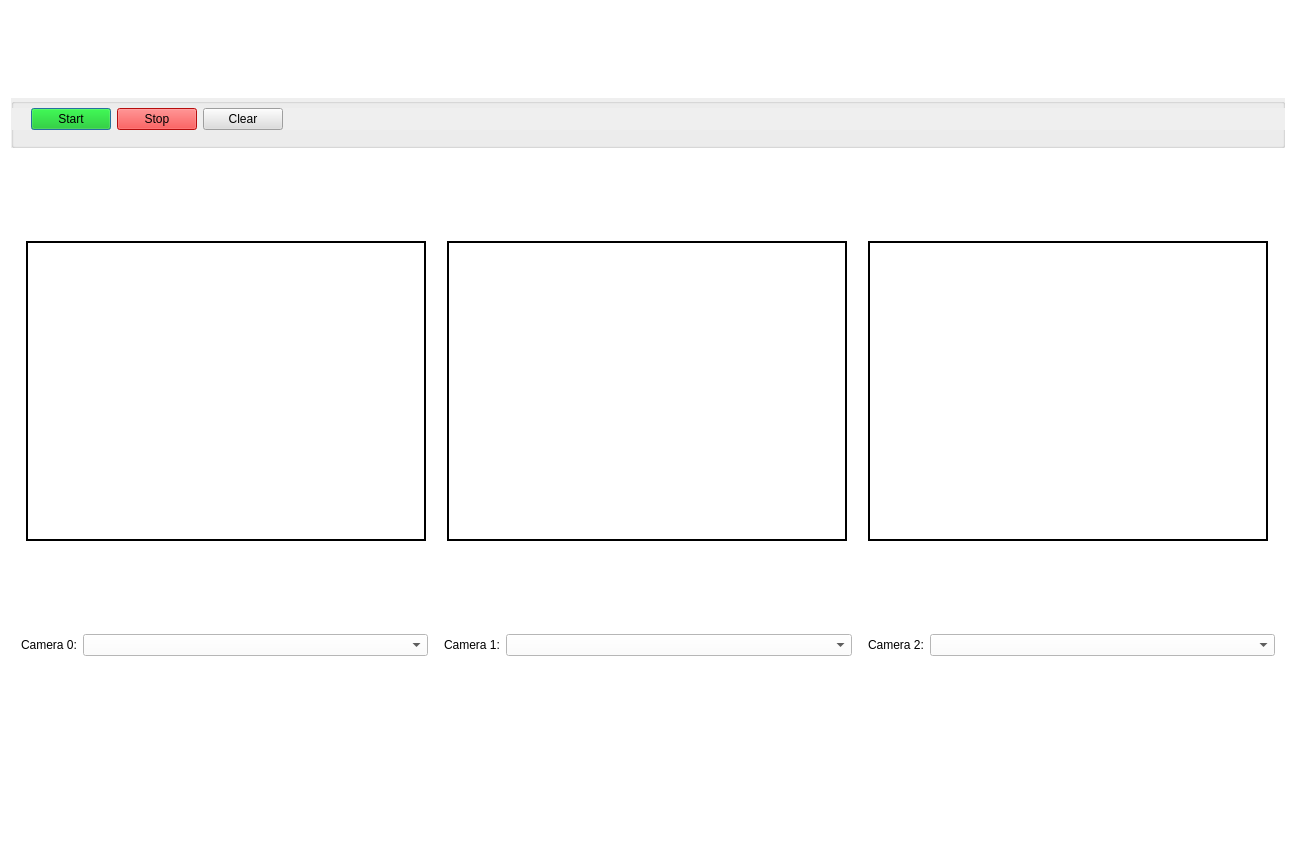
Old version of the form GUI.ui in the repository ItsJustRey/Object-Localization.
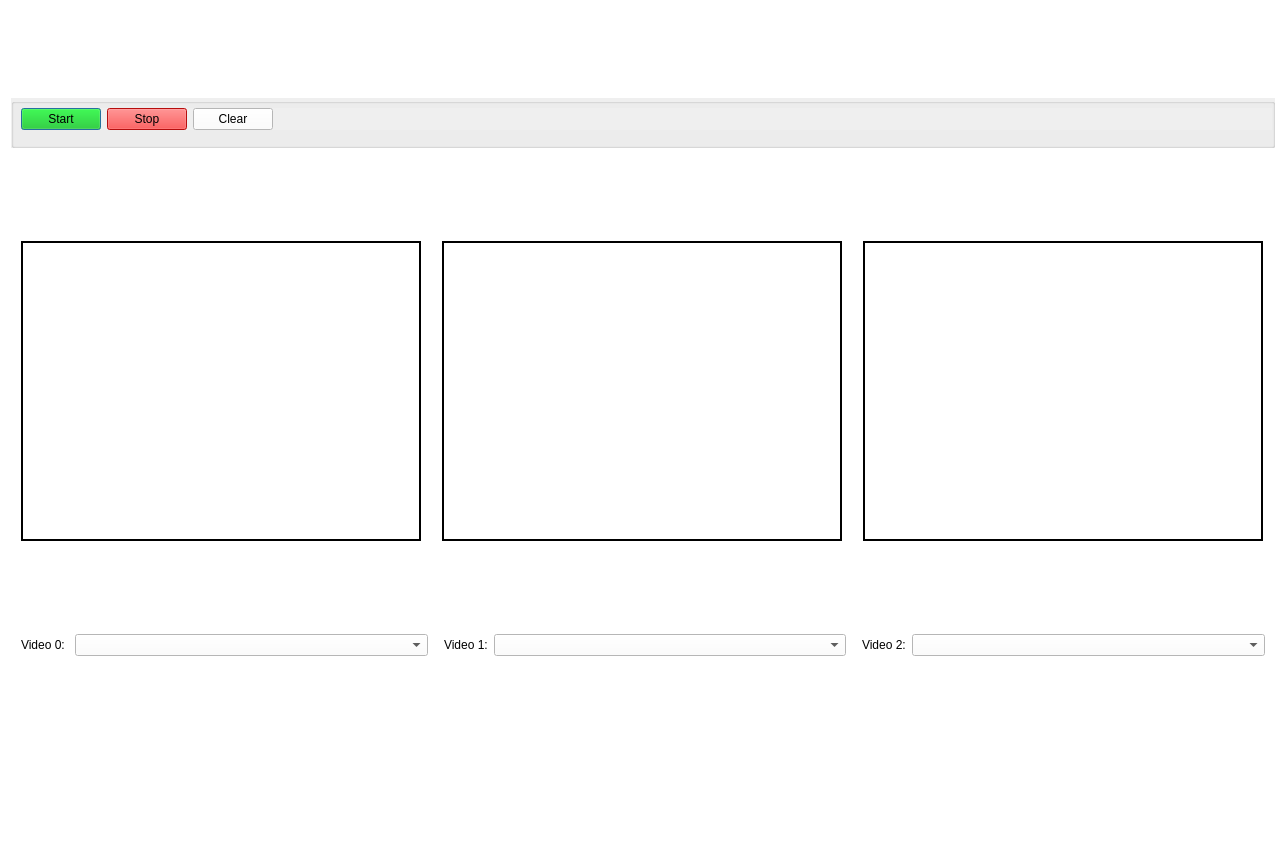
New version of the form.

Commit message: Camera selection pt2

```diff
--- a/GUI.ui
+++ b/GUI.ui
@@ -9,7 +9,7 @@
    <rect>
     <x>0</x>
     <y>0</y>
-    <width>1296</width>
+    <width>1286</width>
     <height>857</height>
    </rect>
   </property>
@@ -58,9 +58,9 @@
      <widget class="QWidget" name="layoutWidget">
       <property name="geometry">
        <rect>
-        <x>0</x>
+        <x>10</x>
         <y>10</y>
-        <width>1291</width>
+        <width>1251</width>
         <height>32</height>
        </rect>
       </property>
@@ -68,22 +68,6 @@
        <property name="sizeConstraint">
         <enum>QLayout::SetMaximumSize</enum>
        </property>
-       <item>
-        <spacer name="horizontalSpacer_6">
-         <property name="orientation">
-          <enum>Qt::Horizontal</enum>
-         </property>
-         <property name="sizeType">
-          <enum>QSizePolicy::Fixed</enum>
-         </property>
-         <property name="sizeHint" stdset="0">
-          <size>
-           <width>20</width>
-           <height>20</height>
-          </size>
-         </property>
-        </spacer>
-       </item>
        <item>
         <widget class="QPushButton" name="button_start">
          <property name="sizePolicy">
@@ -133,7 +117,7 @@
           <bool>true</bool>
          </property>
          <property name="styleSheet">
-          <string notr="true">background-color: rgb(221, 221, 221);
+          <string notr="true">background-color: rgb(255, 255, 255);
 font: 10pt &quot;Segoe MDL2 Assets&quot;;</string>
          </property>
          <property name="text">
@@ -170,7 +154,7 @@
        </property>
        <property name="sizeHint" stdset="0">
         <size>
-         <width>10</width>
+         <width>5</width>
          <height>0</height>
         </size>
        </property>
@@ -284,7 +268,7 @@
        </property>
        <property name="sizeHint" stdset="0">
         <size>
-         <width>10</width>
+         <width>5</width>
          <height>20</height>
         </size>
        </property>
@@ -325,7 +309,7 @@
         <string notr="true">font: 10pt &quot;Segoe MDL2 Assets&quot;;</string>
        </property>
        <property name="text">
-        <string>Camera 0:</string>
+        <string>Video 0: </string>
        </property>
       </widget>
      </item>
@@ -360,7 +344,7 @@
         <string notr="true">font: 10pt &quot;Segoe MDL2 Assets&quot;;</string>
        </property>
        <property name="text">
-        <string>Camera 1:</string>
+        <string>Video 1:</string>
        </property>
       </widget>
      </item>
@@ -395,7 +379,7 @@
         <string notr="true">font: 10pt &quot;Segoe MDL2 Assets&quot;;</string>
        </property>
        <property name="text">
-        <string>Camera 2:</string>
+        <string>Video 2:</string>
        </property>
       </widget>
      </item>
@@ -423,13 +407,13 @@
    <item>
     <layout class="QHBoxLayout" name="layout_plot">
      <property name="leftMargin">
-      <number>10</number>
+      <number>0</number>
      </property>
      <property name="topMargin">
       <number>50</number>
      </property>
      <property name="rightMargin">
-      <number>10</number>
+      <number>0</number>
      </property>
      <property name="bottomMargin">
       <number>50</number>
```
Left out of the diff: 5 changed lines with no effect on the pictures. The commit also changes 1 other file.
